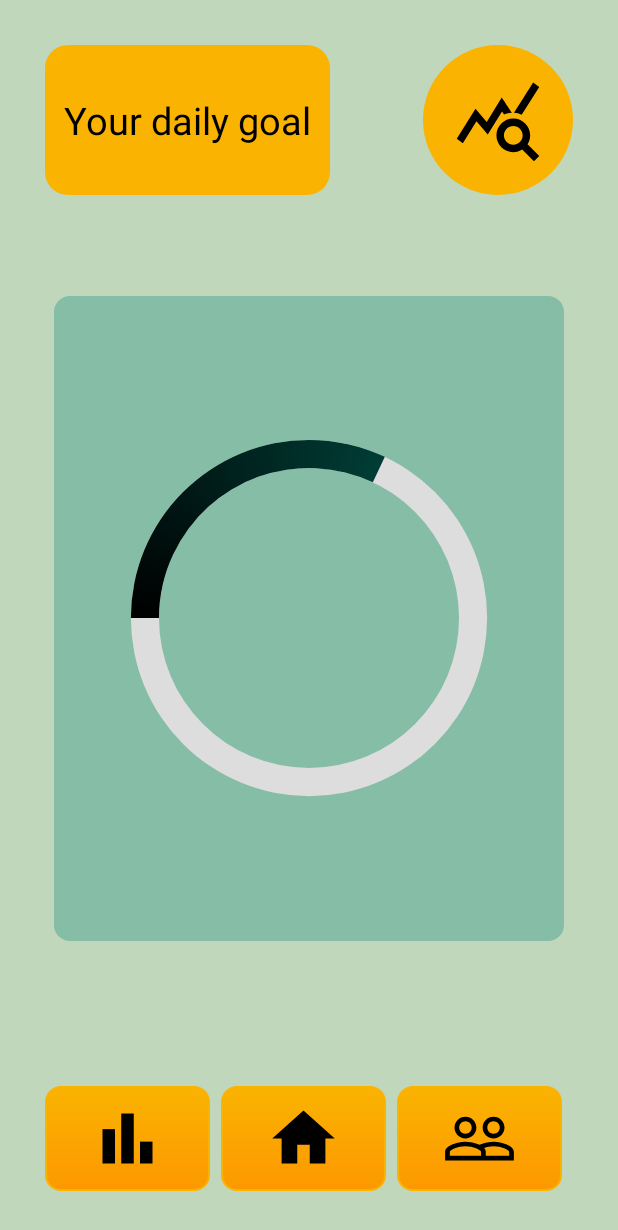
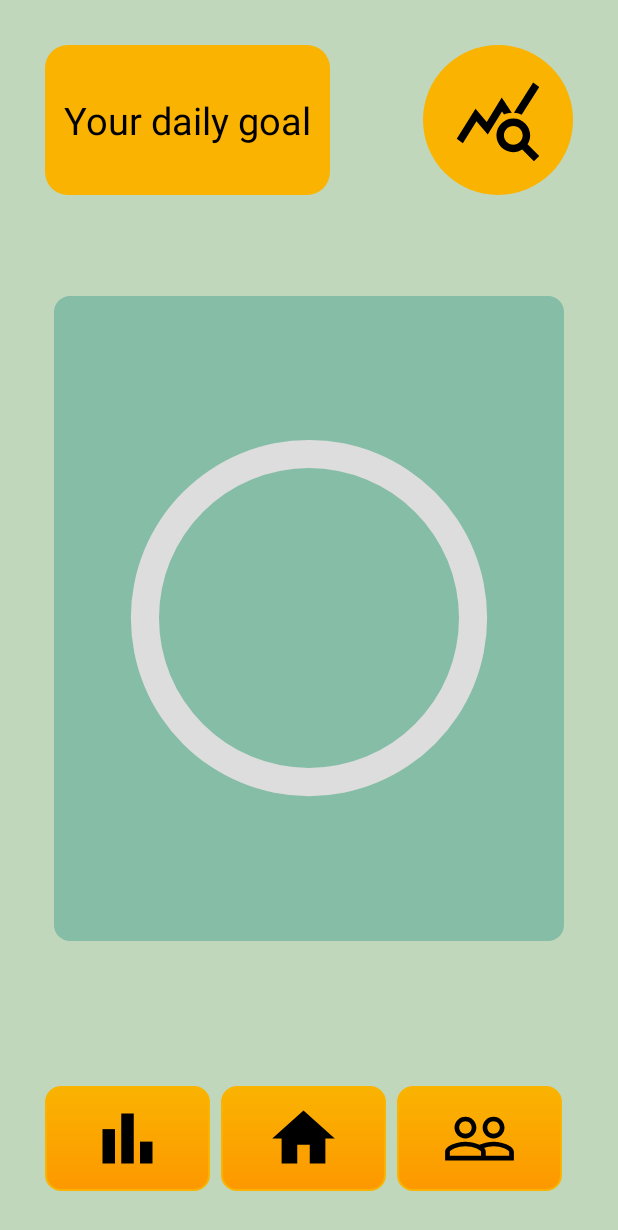
Before and after one commit to MarkSpaghetti/Waterify3.0, an Android app: the Statistics screen opened directly, with no data from a screen before it, after a tap on an icon or button, on a phone screen of 412 x 824 dp. Shown: the top 1230 px of the screen. Run offline under Robolectric (Android 15) with nearby library versions, the phone set to English and light mode, and no system bars; our stand-ins replace Firebase (no records; nobody signed in at launch, a user with empty details on screens opened directly); libraries missing offline, so code that uses them is left out: com.github.mikephil.charting.

Commit message:
statistics daily updates now actually working plus alarm manager

```diff
--- a/app/src/main/java/com/project/waterify30/MainActivity.java
+++ b/app/src/main/java/com/project/waterify30/MainActivity.java
@@ -2,7 +2,6 @@ package com.project.waterify30;
 
 import androidx.appcompat.app.AppCompatActivity;
 
-import android.content.Intent;
 import android.os.Bundle;
 import android.view.View;
 import android.widget.ImageButton;
@@ -12,7 +11,8 @@ import com.google.firebase.auth.FirebaseUser;
 
 public class MainActivity extends AppCompatActivity {
    public static String imagePath;
-
+   public static int cup;
+   public static int daily_progress = 0;
 
 
     @Override
--- a/app/src/main/java/com/project/waterify30/Statistics.java
+++ b/app/src/main/java/com/project/waterify30/Statistics.java
@@ -4,6 +4,7 @@ import androidx.appcompat.app.AppCompatActivity;
 
 import android.content.SharedPreferences;
 import android.os.Bundle;
+import android.util.Log;
 import android.view.View;
 import android.widget.Button;
 import android.widget.ImageButton;
@@ -19,19 +20,12 @@ public class Statistics extends AppCompatActivity {
     ProgressBar progressBar;
     TextView textView;
     private ImageButton buttonHome, buttonDiagrams;
-    private int fiftyML;
-    private int hundredML;
-    private int hundredFiftyML;
-    private int twoHundredML;
     private Logic logic = new Logic();
 
     @Override
     protected void onCreate(Bundle savedInstanceState) {
         super.onCreate(savedInstanceState);
         setContentView(R.layout.activity_statistics);
-
-        SharedPreferences sharedPreferences = getApplicationContext().getSharedPreferences("MyPrefs", 0);
-        int new_progress = sharedPreferences.getInt("progress", 0);
 
         buttonHome = (ImageButton) findViewById(R.id.home_button);
         buttonHome.setOnClickListener(new View.OnClickListener() {
@@ -50,22 +44,12 @@ public class Statistics extends AppCompatActivity {
             }
         });
 
-        fiftyML = getIntent().getExtras().getInt("fifty_ml");
-        hundredML = getIntent().getExtras().getInt("hundred_ml");
-        hundredFiftyML = getIntent().getExtras().getInt("hundred_fifty_ml");
-        twoHundredML = getIntent().getExtras().getInt("two_hundred_ml");
-
         progressBar = (ProgressBar) findViewById(R.id.progress_bar);
         textView = (TextView) findViewById(R.id.text_view_progress);
 
-        update = fiftyML+hundredML+hundredFiftyML+twoHundredML;
-        progress = ((int) new_progress + (update*100/daily_goal));
-        progressBar.setProgress(progress);
-        textView.setText(String.valueOf(progress));
-
-        SharedPreferences sharedPreferences2 = getApplicationContext().getSharedPreferences("MyPrefs", 0);
-        SharedPreferences.Editor editor = sharedPreferences2.edit();
-        editor.putInt("progress", progress);
-        editor.apply();
+        update = MainActivity.cup;
+        MainActivity.daily_progress += (int) (update*100/daily_goal);
+        progressBar.setProgress(MainActivity.daily_progress);
+        textView.setText(String.valueOf(MainActivity.daily_progress));
     }
 }
--- a/app/src/main/res/drawable/circular_determinate_progress_bar.xml
+++ b/app/src/main/res/drawable/circular_determinate_progress_bar.xml
@@ -28,7 +28,7 @@
                 android:useLevel="true">
                 <gradient
                     android:endColor="@color/diagram_blue"
-                    android:startColor="@color/black"
+                    android:startColor="@color/white"
                     android:type="sweep" />
 
             </shape>
```
Also changed, not shown: app/src/main/java/com/project/waterify30/AlarmHandler.java (added, +37 -0 lines), app/src/main/java/com/project/waterify30/AlarmReceiver.java (added, +12 -0 lines), app/src/main/java/com/project/waterify30/Cups.java (+10 -15 lines).
